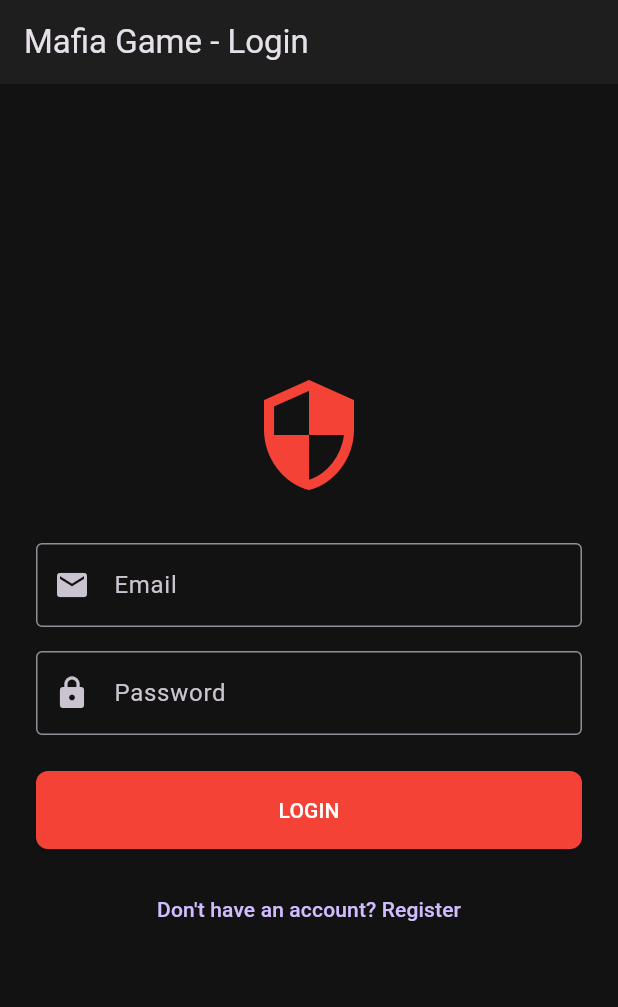
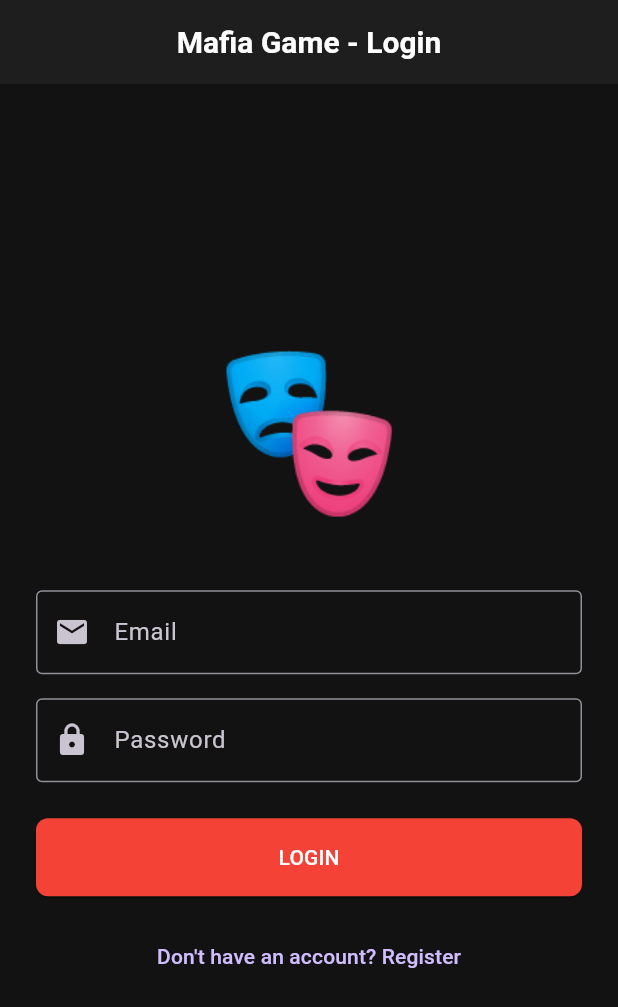
Before and after one commit to officiallyutso/Mafia-game-flutter, a Flutter app: the screen it shows after launch, on a phone screen of 412 x 824 dp. Shown: the top 1007 px of the screen. Run offline on Flutter 3.47's test engine with Material 3 defaults, Android fonts, the phone set to English and light mode, and no system bars; our stand-ins replace cloud_firestore, firebase_auth, firebase_core, flutter_bloc; accounts and stored records are empty; generated files the repository leaves out were written again.

Commit message:
feat: ui minor update

```diff
--- a/lib/src/app.dart
+++ b/lib/src/app.dart
@@ -11,6 +11,7 @@ class MafiaApp extends StatelessWidget {
   @override
   Widget build(BuildContext context) {
     return MaterialApp(
+      debugShowCheckedModeBanner: false,
       title: 'Mafia Party Game',
       theme: ThemeData(
         primarySwatch: Colors.red,
@@ -19,6 +20,12 @@ class MafiaApp extends StatelessWidget {
         appBarTheme: const AppBarTheme(
           backgroundColor: Color(0xFF1E1E1E),
           elevation: 0,
+          centerTitle: true,
+          titleTextStyle: TextStyle(
+            fontSize: 20,
+            fontWeight: FontWeight.bold,
+            color: Colors.white,
+          ),
         ),
         elevatedButtonTheme: ElevatedButtonThemeData(
           style: ElevatedButton.styleFrom(
@@ -34,6 +41,8 @@ class MafiaApp extends StatelessWidget {
           headlineMedium: TextStyle(
             color: Colors.white,
             fontWeight: FontWeight.bold,
+            fontSize: 28,
+            height: 1.4,
           ),
           bodyLarge: TextStyle(color: Colors.white),
           bodyMedium: TextStyle(color: Colors.white70),
--- a/lib/src/screens/auth/login_screen.dart
+++ b/lib/src/screens/auth/login_screen.dart
@@ -64,10 +64,11 @@ class _LoginScreenState extends State<LoginScreen> {
               mainAxisAlignment: MainAxisAlignment.center,
               crossAxisAlignment: CrossAxisAlignment.stretch,
               children: [
-                const Icon(
-                  Icons.security,
-                  size: 80,
-                  color: Colors.red,
+                const Center(
+                  child: Text(
+                    '🎭',
+                    style: TextStyle(fontSize: 100, color: Colors.red),
+                  ),
                 ),
                 const SizedBox(height: 32),
                 TextFormField(
```
